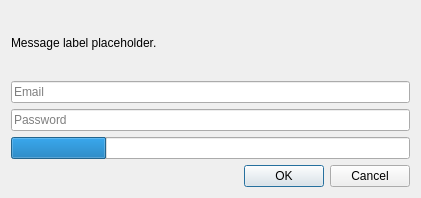
The window that launcher/ui/dialogs/LoginDialog.ui (Octol1ttle/ElyPrismLauncher) describes before a commit, drawn with Qt 5.
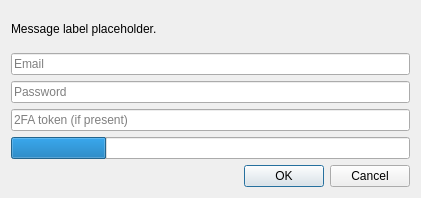
The same window after the commit.

Commit message:
feat: add 2FA token field in login dialog
Closes #6

```diff
--- a/launcher/ui/dialogs/LoginDialog.ui
+++ b/launcher/ui/dialogs/LoginDialog.ui
@@ -50,6 +50,13 @@
      </property>
     </widget>
    </item>
+   <item>
+    <widget class="QLineEdit" name="twofaTextBox">
+     <property name="placeholderText">
+      <string>2FA token (if present)</string>
+     </property>
+    </widget>
+   </item>
    <item>
     <widget class="QProgressBar" name="progressBar">
      <property name="value">
```
The commit also changes 3 other files.
